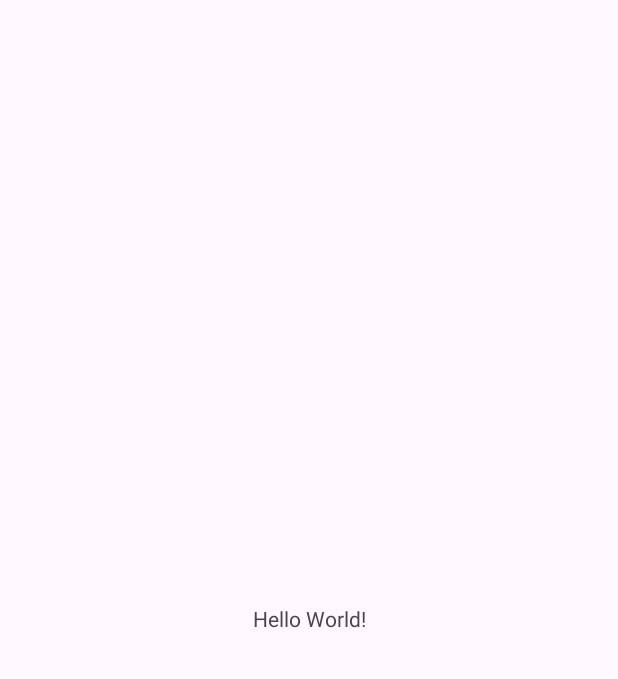
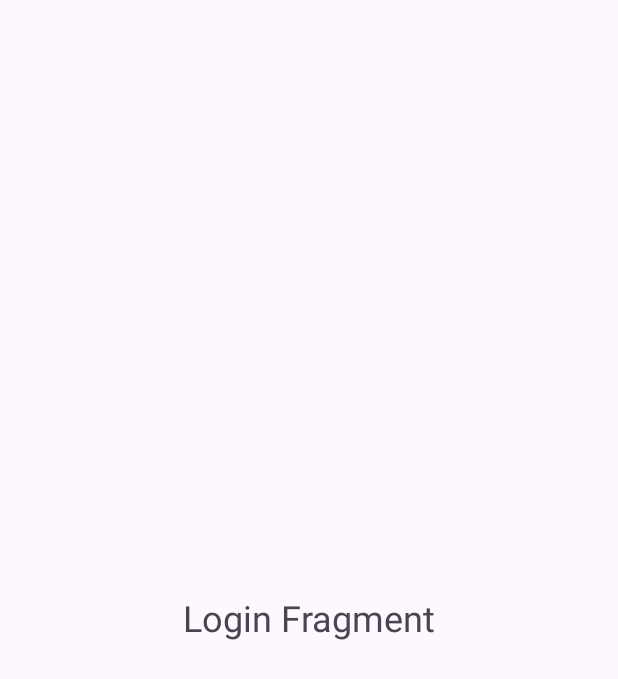
Before and after one commit to sebas7961/HeartAlarm2.0, an Android app: the screen it shows after launch (MainActivity), on a phone screen of 412 x 824 dp. Before the commit the part shown is almost empty. Shown: the top 679 px of the screen. Run offline under Robolectric (Android 15) with nearby library versions, the phone set to English and light mode, and no system bars; our stand-ins replace navigation-ui; 1 statement that could not run was skipped.

Commit message:
Fragmetos Login

```diff
--- a/app/src/main/java/com/example/heartalarm20/MainActivity.java
+++ b/app/src/main/java/com/example/heartalarm20/MainActivity.java
@@ -1,24 +1,34 @@
 package com.example.heartalarm20;
 
 import android.os.Bundle;
-
-import androidx.activity.EdgeToEdge;
 import androidx.appcompat.app.AppCompatActivity;
-import androidx.core.graphics.Insets;
-import androidx.core.view.ViewCompat;
-import androidx.core.view.WindowInsetsCompat;
+import androidx.navigation.fragment.NavHostFragment;
+import androidx.navigation.ui.NavigationUI;
+import com.example.heartalarm20.R;
 
 public class MainActivity extends AppCompatActivity {
 
     @Override
     protected void onCreate(Bundle savedInstanceState) {
         super.onCreate(savedInstanceState);
-        EdgeToEdge.enable(this);
         setContentView(R.layout.activity_main);
-        ViewCompat.setOnApplyWindowInsetsListener(findViewById(R.id.main), (v, insets) -> {
-            Insets systemBars = insets.getInsets(WindowInsetsCompat.Type.systemBars());
-            v.setPadding(systemBars.left, systemBars.top, systemBars.right, systemBars.bottom);
-            return insets;
-        });
+
+        NavHostFragment navHostFragment = (NavHostFragment) getSupportFragmentManager()
+                .findFragmentById(R.id.nav_host_fragment);
+
+        if (navHostFragment != null) {
+            NavigationUI.setupActionBarWithNavController(
+                    this,
+                    navHostFragment.getNavController()
+            );
+        }
+    }
+    @Override
+    public boolean onSupportNavigateUp() {
+        NavHostFragment navHostFragment = (NavHostFragment) getSupportFragmentManager()
+                .findFragmentById(R.id.nav_host_fragment);
+        return navHostFragment != null
+                && navHostFragment.getNavController().navigateUp()
+                || super.onSupportNavigateUp();
     }
 }
--- /dev/null
+++ b/app/src/main/java/com/example/heartalarm20/view/fragments/LoginFragment.java
@@ -0,0 +1,19 @@
+package com.example.heartalarm20.view.fragments;
+
+import android.os.Bundle;
+import android.view.LayoutInflater;
+import android.view.View;
+import android.view.ViewGroup;
+import androidx.annotation.NonNull;
+import androidx.annotation.Nullable;
+import androidx.fragment.app.Fragment;
+import com.example.heartalarm20.R;
+
+public class LoginFragment extends Fragment {
+
+    @Nullable
+    @Override
+    public View onCreateView(@NonNull LayoutInflater inflater, @Nullable ViewGroup container, @Nullable Bundle savedInstanceState) {
+        return inflater.inflate(R.layout.fragment_login, container, false);
+    }
+}
--- a/app/src/main/res/layout/activity_main.xml
+++ b/app/src/main/res/layout/activity_main.xml
@@ -1,5 +1,6 @@
 <?xml version="1.0" encoding="utf-8"?>
-<androidx.constraintlayout.widget.ConstraintLayout xmlns:android="http://schemas.android.com/apk/res/android"
+<androidx.constraintlayout.widget.ConstraintLayout
+    xmlns:android="http://schemas.android.com/apk/res/android"
     xmlns:app="http://schemas.android.com/apk/res-auto"
     xmlns:tools="http://schemas.android.com/tools"
     android:id="@+id/main"
@@ -7,13 +8,12 @@
     android:layout_height="match_parent"
     tools:context=".MainActivity">
 
-    <TextView
-        android:layout_width="wrap_content"
-        android:layout_height="wrap_content"
-        android:text="Hello World!"
-        app:layout_constraintBottom_toBottomOf="parent"
-        app:layout_constraintEnd_toEndOf="parent"
-        app:layout_constraintStart_toStartOf="parent"
-        app:layout_constraintTop_toTopOf="parent" />
+    <androidx.fragment.app.FragmentContainerView
+        android:id="@+id/nav_host_fragment"
+        android:name="androidx.navigation.fragment.NavHostFragment"
+        android:layout_width="match_parent"
+        android:layout_height="match_parent"
+        app:navGraph="@navigation/nav_graph"
+        app:defaultNavHost="true" />
 
 </androidx.constraintlayout.widget.ConstraintLayout>
--- /dev/null
+++ b/app/src/main/res/layout/fragment_login.xml
@@ -0,0 +1,13 @@
+<?xml version="1.0" encoding="utf-8"?>
+<LinearLayout xmlns:android="http://schemas.android.com/apk/res/android"
+    android:layout_width="match_parent"
+    android:layout_height="match_parent"
+    android:orientation="vertical"
+    android:gravity="center">
+
+    <TextView
+        android:layout_width="wrap_content"
+        android:layout_height="wrap_content"
+        android:text="Login Fragment"
+        android:textSize="24sp" />
+</LinearLayout>
--- /dev/null
+++ b/app/src/main/res/navigation/nav_graph.xml
@@ -0,0 +1,18 @@
+<?xml version="1.0" encoding="utf-8"?>
+<navigation xmlns:android="http://schemas.android.com/apk/res/android"
+    xmlns:app="http://schemas.android.com/apk/res-auto"
+    xmlns:tools="http://schemas.android.com/tools"
+    app:startDestination="@id/loginFragment">
+
+    <fragment
+        android:id="@+id/loginFragment"
+        android:name="com.example.heartalarm20.view.fragments.LoginFragment"
+        android:label="Login"
+        tools:layout="@layout/fragment_login" />
+
+    <fragment
+        android:id="@+id/monitoreoFragment"
+        android:name="com.example.heartalarm20.view.fragments.MonitoreoFragment"
+        android:label="Monitoreo"
+        tools:layout="@layout/fragment_monitoreo" />
+</navigation>
```
Also changed, not shown: app/build.gradle.kts (+24 -0 lines), app/src/main/java/com/example/heartalarm20/view/fragments/MonitoreoFragment.java (added, +19 -0 lines), app/src/main/res/layout/fragment_monitoreo.xml (added, +13 -0 lines).
